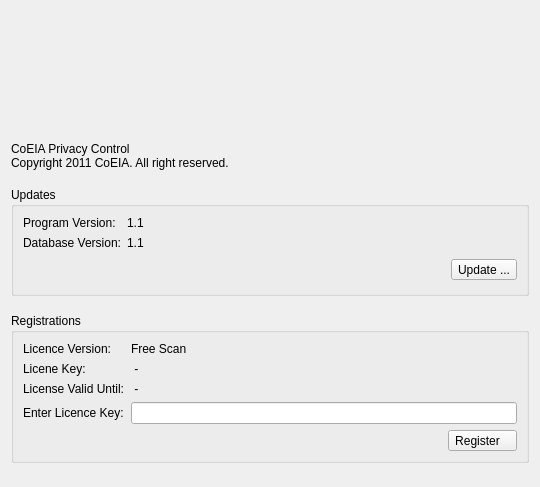
Above: CPC/aboutwidget.ui from CoEIA/CPC before the change. Below: the same form after it.
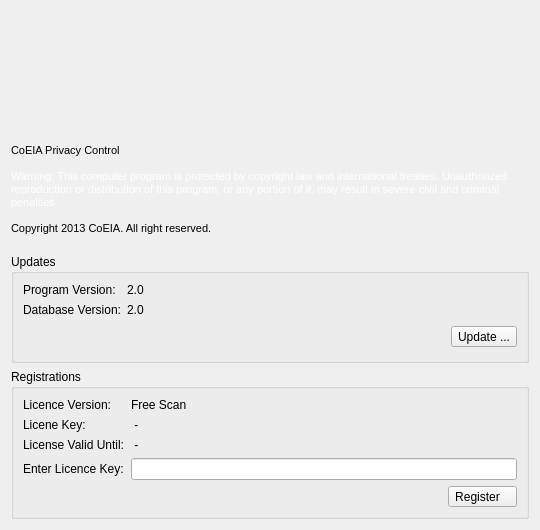
That is the form after the change.

```diff
--- a/CPC/aboutwidget.ui
+++ b/CPC/aboutwidget.ui
@@ -45,8 +45,18 @@
       </sizepolicy>
      </property>
      <property name="text">
-      <string>CoEIA Privacy Control
-Copyright 2011 CoEIA. All right reserved.</string>
+      <string>&lt;!DOCTYPE HTML PUBLIC &quot;-//W3C//DTD HTML 4.0//EN&quot; &quot;http://www.w3.org/TR/REC-html40/strict.dtd&quot;&gt;
+&lt;html&gt;&lt;head&gt;&lt;meta name=&quot;qrichtext&quot; content=&quot;1&quot; /&gt;&lt;style type=&quot;text/css&quot;&gt;
+p, li { white-space: pre-wrap; }
+&lt;/style&gt;&lt;/head&gt;&lt;body style=&quot; font-family:'MS Shell Dlg 2'; font-size:8.25pt; font-weight:400; font-style:normal;&quot;&gt;
+&lt;p style=&quot; margin-top:0px; margin-bottom:0px; margin-left:0px; margin-right:0px; -qt-block-indent:0; text-indent:0px;&quot;&gt;&lt;span style=&quot; font-size:8pt;&quot;&gt;CoEIA Privacy Control&lt;/span&gt;&lt;/p&gt;
+&lt;p style=&quot;-qt-paragraph-type:empty; margin-top:0px; margin-bottom:0px; margin-left:0px; margin-right:0px; -qt-block-indent:0; text-indent:0px; font-size:8pt;&quot;&gt;&lt;/p&gt;
+&lt;p style=&quot; margin-top:0px; margin-bottom:0px; margin-left:0px; margin-right:0px; -qt-block-indent:0; text-indent:0px;&quot;&gt;&lt;span style=&quot; font-size:8pt; color:#ffffff;&quot;&gt;Warning: This computer program is protected by copyright law and international treaties. Unauthorized reproduction or distribution of this program, or any portion of it, may result in severe civil and criminal penalties.&lt;/span&gt;&lt;/p&gt;
+&lt;p style=&quot;-qt-paragraph-type:empty; margin-top:0px; margin-bottom:0px; margin-left:0px; margin-right:0px; -qt-block-indent:0; text-indent:0px; font-size:8pt;&quot;&gt;&lt;/p&gt;
+&lt;p style=&quot; margin-top:0px; margin-bottom:0px; margin-left:0px; margin-right:0px; -qt-block-indent:0; text-indent:0px;&quot;&gt;&lt;span style=&quot; font-size:8pt;&quot;&gt;Copyright 2013 CoEIA. All right reserved.&lt;/span&gt;&lt;/p&gt;&lt;/body&gt;&lt;/html&gt;</string>
+     </property>
+     <property name="wordWrap">
+      <bool>true</bool>
      </property>
     </widget>
    </item>
@@ -77,7 +87,7 @@
         <item row="0" column="1">
          <widget class="QLabel" name="pVersionLabel">
           <property name="text">
-           <string>1.1</string>
+           <string>2.0</string>
           </property>
          </widget>
         </item>
@@ -91,7 +101,7 @@
         <item row="1" column="1">
          <widget class="QLabel" name="dVersionLabel">
           <property name="text">
-           <string>1.1</string>
+           <string>2.0</string>
           </property>
          </widget>
         </item>
```
